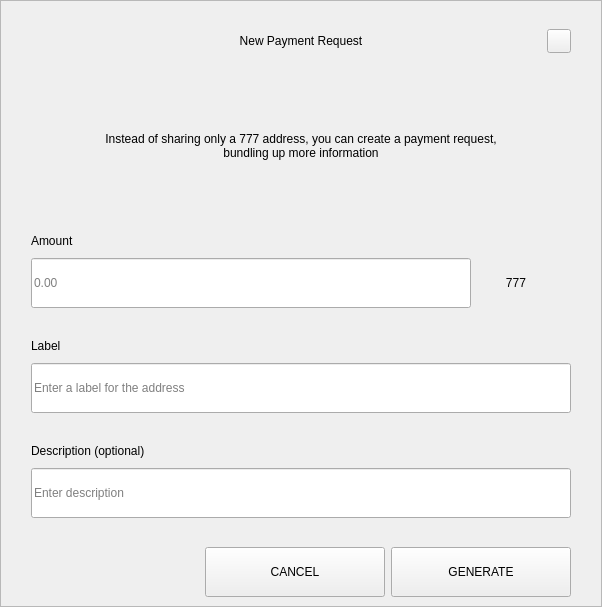
The window that src/qt/pivx/forms/requestdialog.ui (decenomy/DSW) describes before a commit, drawn with Qt 5.
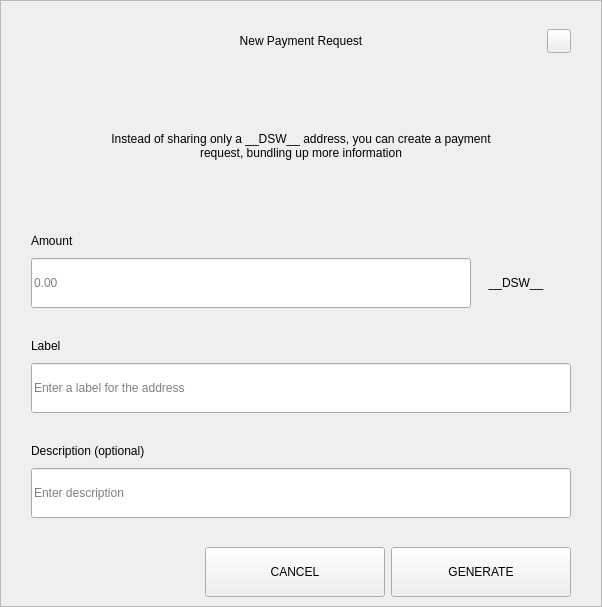
The same window after the commit.

Diff of the .ui file:
```diff
--- a/src/qt/pivx/forms/requestdialog.ui
+++ b/src/qt/pivx/forms/requestdialog.ui
@@ -210,7 +210,7 @@
              </size>
             </property>
             <property name="text">
-             <string>Instead of sharing only a 777 address, you can create a payment request, bundling up more information</string>
+             <string>Instead of sharing only a __DSW__ address, you can create a payment request, bundling up more information</string>
             </property>
             <property name="alignment">
              <set>Qt::AlignCenter</set>
@@ -327,7 +327,7 @@
                    <item>
                     <widget class="QLabel" name="comboBoxCoin">
                      <property name="text">
-                      <string>777</string>
+                      <string>__DSW__</string>
                      </property>
                      <property name="alignment">
                       <set>Qt::AlignCenter</set>
```
